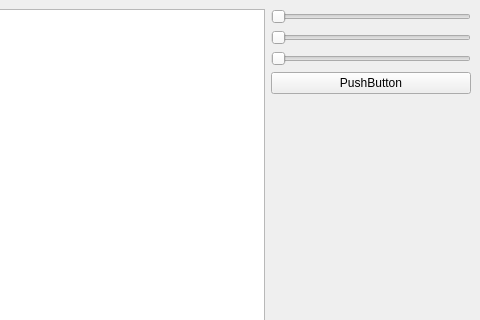
Before: the Qt Designer form gui/qt/mainwindow.ui in BetaRavener/TeethCV, drawn with Qt 5; both pictures show x 320 to 800 and y 0 to 320 of the 800 by 600 pixel window.
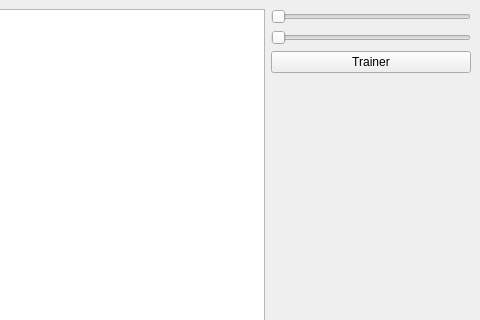
After: the same form once the commit is applied.

What changed in the file:
```diff
--- a/gui/qt/mainwindow.ui
+++ b/gui/qt/mainwindow.ui
@@ -65,28 +65,9 @@
        </widget>
       </item>
       <item>
-       <widget class="QSlider" name="horizontalSlider_2">
-        <property name="sizePolicy">
-         <sizepolicy hsizetype="Minimum" vsizetype="Fixed">
-          <horstretch>0</horstretch>
-          <verstretch>0</verstretch>
-         </sizepolicy>
-        </property>
-        <property name="minimumSize">
-         <size>
-          <width>200</width>
-          <height>0</height>
-         </size>
-        </property>
-        <property name="orientation">
-         <enum>Qt::Horizontal</enum>
-        </property>
-       </widget>
-      </item>
-      <item>
-       <widget class="QPushButton" name="pushButton">
+       <widget class="QPushButton" name="trainerButton">
         <property name="text">
-         <string>PushButton</string>
+         <string>Trainer</string>
         </property>
        </widget>
       </item>
```
Left out of the diff: 4 changed lines with no effect on the pictures.
